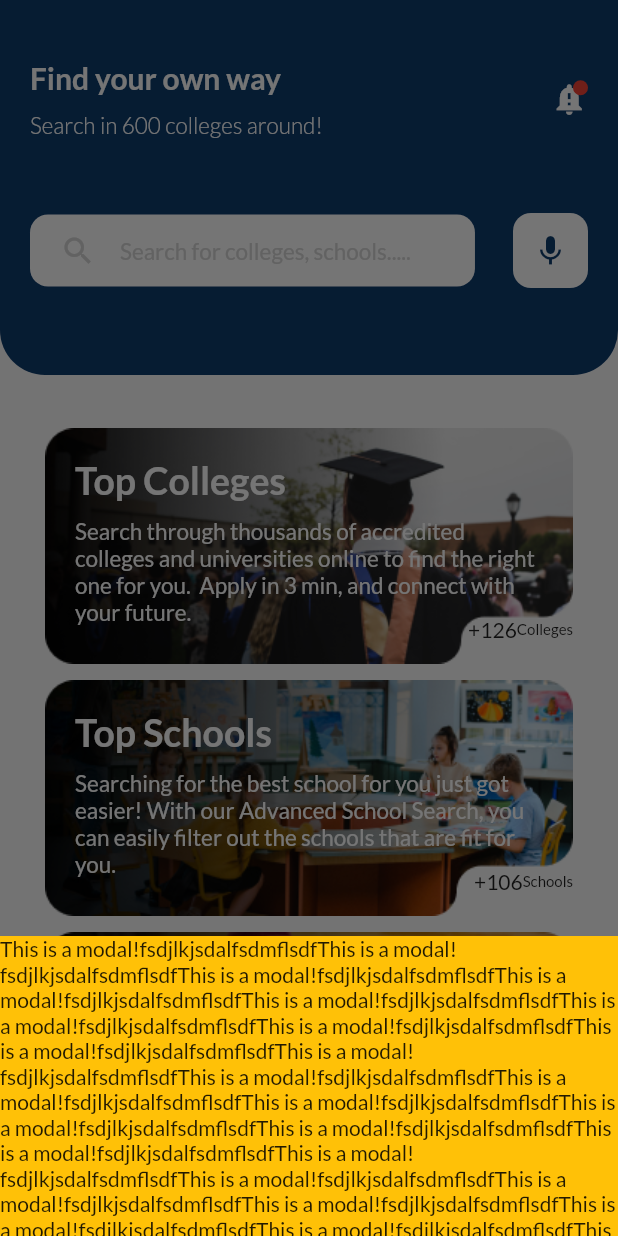
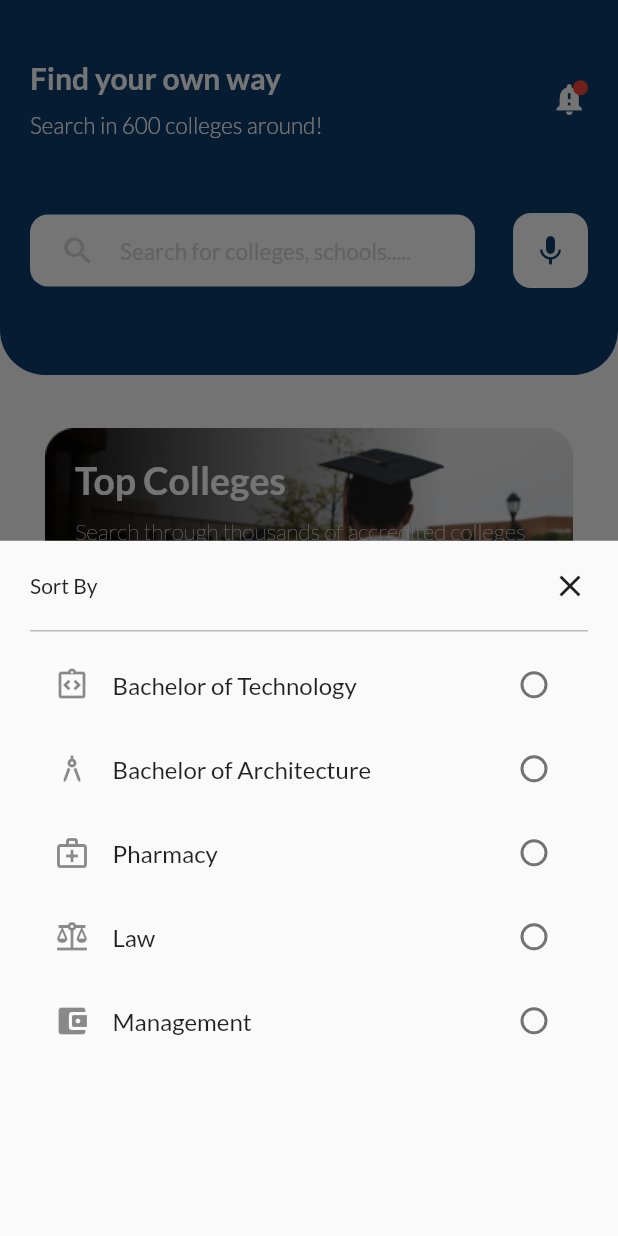
Before and after one commit to najmulmyself/Higher-Study, a Flutter app: the screen it shows after launch, after a tap on "+126", on a phone screen of 412 x 824 dp. Run offline on Flutter 3.47's test engine with Material 2 defaults, Android fonts, the phone set to English and light mode, and no system bars; drawn by our look-alikes of persistent_bottom_nav_bar; our stand-ins replace bottom_navy_bar, google_fonts.

Commit message:
added modal and extracted

```diff
--- a/lib/component/cat_card.dart
+++ b/lib/component/cat_card.dart
@@ -105,6 +105,7 @@ class CategoryCard extends StatelessWidget {
                   style: TextStyle(
                     fontSize: 15,
                     color: Colors.white,
+                    fontWeight: FontWeight.w100,
                   ),
                 ),
               ),
--- /dev/null
+++ b/lib/component/custom_radio_list.dart
@@ -0,0 +1,31 @@
+import 'package:flutter/material.dart';
+
+class CustomRadioList extends StatelessWidget {
+  CustomRadioList({
+    required this.title,
+    required this.icon,
+  });
+  final title;
+  final icon;
+  @override
+  Widget build(BuildContext context) {
+    return RadioListTile(
+      toggleable: true,
+      controlAffinity: ListTileControlAffinity.trailing,
+      value: '',
+      groupValue: title,
+      title: Row(children: [
+        Icon(icon),
+        SizedBox(
+          width: 15,
+        ),
+        Text(title!)
+      ]),
+      onChanged: (value) {
+        // setState(() {
+        //     gender = value.toString();
+        // });
+      },
+    );
+  }
+}
--- /dev/null
+++ b/lib/modal/show_modal.dart
@@ -0,0 +1,59 @@
+import 'package:flutter/material.dart';
+import 'package:higher_study/component/custom_radio_list.dart';
+
+Future<dynamic> showModal(BuildContext context) {
+    return showModalBottomSheet(
+                    context: context,
+                    useRootNavigator: true,
+                    builder: (context) {
+                      return SizedBox(
+                        // minHeight: 200,
+                        // height: 200,
+                        // color: Colors.amber,
+                        child: Padding(
+                          padding: const EdgeInsets.symmetric(
+                              vertical: 18.0, horizontal: 20),
+                          child: Column(
+                            children: [
+                              Row(
+                                mainAxisAlignment:
+                                    MainAxisAlignment.spaceBetween,
+                                children: [
+                                  Text('Sort By'),
+                                  Icon(
+                                    Icons.close,
+                                  )
+                                ],
+                              ),
+                              SizedBox(
+                                height: 10,
+                              ),
+                              Divider(
+                                color: Colors.grey.shade400,
+                                thickness: 1,
+                              ),
+                              CustomRadioList(
+                                title: 'Bachelor of Technology',
+                                icon: Icons.integration_instructions_outlined,
+                              ),
+                              CustomRadioList(
+                                title: 'Bachelor of Architecture',
+                                icon: Icons.architecture,
+                              ),
+                              CustomRadioList(
+                                title: 'Pharmacy',
+                                icon: Icons.medical_services_outlined,
+                              ),
+                              CustomRadioList(
+                                  title: 'Law', icon: Icons.balance),
+                              CustomRadioList(
+                                  title: 'Management',
+                                  icon: Icons.account_balance_wallet_rounded),
+                            ],
+                          ),
+                        ),
+                      );
+                    },
+                  );
+  }
+// }
--- a/lib/screens/home_material.dart
+++ b/lib/screens/home_material.dart
@@ -1,7 +1,11 @@
+// ignore_for_file: prefer_const_constructors, prefer_const_literals_to_create_immutables
+
 import 'package:flutter/material.dart';
 import 'package:higher_study/component/cat_card.dart';
+import 'package:higher_study/component/custom_radio_list.dart';
 import 'package:higher_study/component/header.dart';
 import 'package:higher_study/main.dart';
+import 'package:higher_study/modal/show_modal.dart';
 import 'package:higher_study/screens/home_page.dart';
 import 'package:persistent_bottom_nav_bar/persistent-tab-view.dart';
 
@@ -33,22 +37,7 @@ class _HomeMatState extends State<HomeMat> {
               children: [
                 GestureDetector(
                   onTap: () {
-                    setState(() {
-                      isCatActive = true;
-                    });
-                    showModalBottomSheet(
-                        context: context,
-                        useRootNavigator: true,
-                        builder: (context) {
-                          return Container(
-                            height: 200,
-                            color: Colors.amber,
-                            child: Center(
-                              child: Text(
-                                  'This is a modal!fsdjlkjsdalfsdmflsdfThis is a modal!fsdjlkjsdalfsdmflsdfThis is a modal!fsdjlkjsdalfsdmflsdfThis is a modal!fsdjlkjsdalfsdmflsdfThis is a modal!fsdjlkjsdalfsdmflsdfThis is a modal!fsdjlkjsdalfsdmflsdfThis is a modal!fsdjlkjsdalfsdmflsdfThis is a modal!fsdjlkjsdalfsdmflsdfThis is a modal!fsdjlkjsdalfsdmflsdfThis is a modal!fsdjlkjsdalfsdmflsdfThis is a modal!fsdjlkjsdalfsdmflsdfThis is a modal!fsdjlkjsdalfsdmflsdfThis is a modal!fsdjlkjsdalfsdmflsdfThis is a modal!fsdjlkjsdalfsdmflsdfThis is a modal!fsdjlkjsdalfsdmflsdfThis is a modal!fsdjlkjsdalfsdmflsdfThis is a modal!fsdjlkjsdalfsdmflsdfThis is a modal!fsdjlkjsdalfsdmflsdfThis is a modal!fsdjlkjsdalfsdmflsdfThis is a modal!fsdjlkjsdalfsdmflsdfThis is a modal!fsdjlkjsdalfsdmflsdfThis is a modal!fsdjlkjsdalfsdmflsdfThis is a modal!fsdjlkjsdalfsdmflsdfThis is a modal!fsdjlkjsdalfsdmflsdfThis is a modal!fsdjlkjsdalfsdmflsdfThis is a modal!fsdjlkjsdalfsdmflsdfThis is a modal!fsdjlkjsdalfsdmflsdfThis is a modal!fsdjlkjsdalfsdmflsdfThis is a modal!fsdjlkjsdalfsdmflsdf'),
-                            ),
-                          );
-                        });
+                    showModal(context);
                   },
                   child: CategoryCard(
                     image: 'assets/images/cat-card1.png',
@@ -59,7 +48,11 @@ class _HomeMatState extends State<HomeMat> {
                     sdes2: 'Colleges',
                   ),
                 ),
-                CategoryCard(
+                GestureDetector(
+                  onTap: (() {
+                    showModal(context);
+                  }),
+                  child: CategoryCard(
                     image: 'assets/images/cat-card2.png',
                     title: 'Top Schools',
                     desc:
@@ -67,13 +60,19 @@ class _HomeMatState extends State<HomeMat> {
                     sdes1: '+106',
                     sdes2: 'Schools',
                   ),
-                CategoryCard(
+                ),
+                GestureDetector(
+                  onTap: () {
+                    showModal(context);
+                  },
+                  child: CategoryCard(
                     image: 'assets/images/cat-card3.png',
                     title: 'Exams',
                     desc:
                         'Find an end to end information about the exams that are happening in India',
                     sdes1: '+16',
                     sdes2: 'Exams',
+                  ),
                 ),
               ],
             ),
```
Lines whose indentation alone changed are shown as unchanged.
